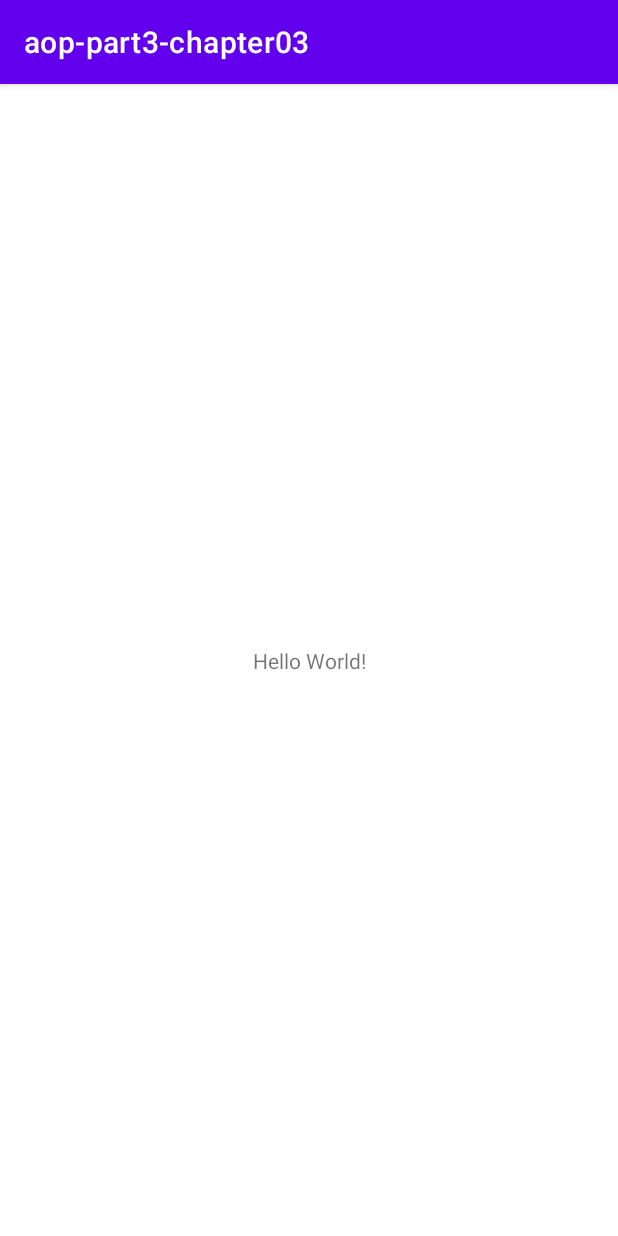
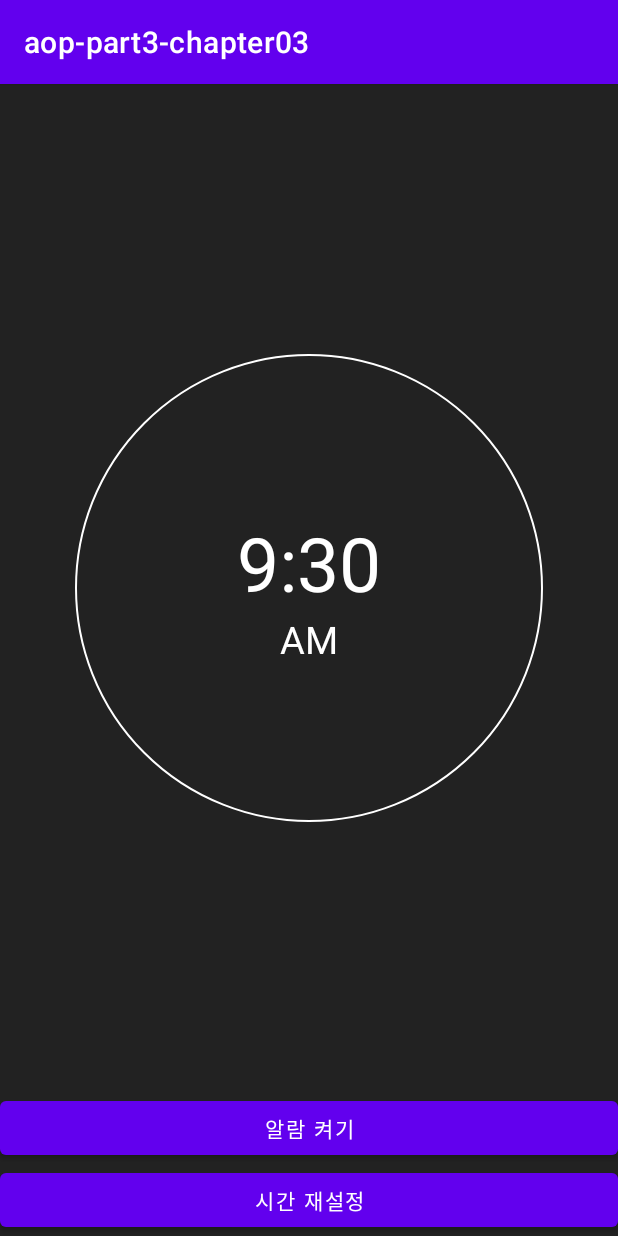
Before and after one commit to Elliotelon/2021_Project11_Alarm_Android, an Android app: the screen it shows after launch (MainActivity), on a phone screen of 412 x 824 dp. Run offline under Robolectric (Android 15) with nearby library versions, the phone set to English and light mode, and no system bars.

Commit message:
Alarm UI 구성

```diff
--- /dev/null
+++ b/app/src/main/res/drawable/background_white_ring.xml
@@ -0,0 +1,13 @@
+<?xml version="1.0" encoding="utf-8"?>
+<shape xmlns:android="http://schemas.android.com/apk/res/android"
+    android:shape="oval">
+
+    <solid android:color="@color/background_black"/>
+
+    <stroke android:width="1dp"
+        android:color="@color/white"/>
+    <size
+        android:width="250dp"
+        android:height="250dp"/>
+
+</shape>
--- a/app/src/main/res/layout/activity_main.xml
+++ b/app/src/main/res/layout/activity_main.xml
@@ -4,15 +4,62 @@
     xmlns:tools="http://schemas.android.com/tools"
     android:layout_width="match_parent"
     android:layout_height="match_parent"
-    tools:context=".MainActivity">
+    tools:context=".MainActivity"
+    android:background="@color/background_black">
+
+    <View
+        app:layout_constraintTop_toTopOf="parent"
+        app:layout_constraintBottom_toTopOf="@id/onOffButton"
+        app:layout_constraintDimensionRatio="H, 1:1"
+        android:background="@drawable/background_white_ring"
+        android:layout_marginStart="50dp"
+        android:layout_marginEnd="50dp"
+        app:layout_constraintStart_toStartOf="parent"
+        app:layout_constraintEnd_toEndOf="parent"
+        android:layout_width="0dp"
+        android:layout_height="0dp"/>
 
     <TextView
+        android:id="@+id/timeTextView"
         android:layout_width="wrap_content"
         android:layout_height="wrap_content"
-        android:text="Hello World!"
+        android:text="9:30"
+        android:textSize="50sp"
+        android:textColor="@color/white"
+        app:layout_constraintBottom_toTopOf="@id/ampmTextView"
+        app:layout_constraintEnd_toEndOf="parent"
+        app:layout_constraintStart_toStartOf="parent"
+        app:layout_constraintTop_toTopOf="parent"
+        app:layout_constraintVertical_chainStyle="packed" />
+
+    <TextView
+        android:id="@+id/ampmTextView"
+        android:layout_width="wrap_content"
+        android:layout_height="wrap_content"
+        android:text="AM"
+        android:textSize="25sp"
+        android:textColor="@color/white"
+        app:layout_constraintBottom_toTopOf="@id/onOffButton"
+        app:layout_constraintEnd_toEndOf="parent"
+        app:layout_constraintStart_toStartOf="parent"
+        app:layout_constraintTop_toBottomOf="@id/timeTextView" />
+
+    <Button
+        android:id="@+id/onOffButton"
+        android:layout_width="0dp"
+        android:layout_height="wrap_content"
+        android:text="@string/on_alarm"
+        app:layout_constraintBottom_toTopOf="@id/changeAlarmTimeButton"
+        app:layout_constraintEnd_toEndOf="parent"
+        app:layout_constraintStart_toStartOf="parent" />
+
+    <Button
+        android:id="@+id/changeAlarmTimeButton"
+        android:layout_width="0dp"
+        android:layout_height="wrap_content"
+        android:text="@string/change_time"
         app:layout_constraintBottom_toBottomOf="parent"
-        app:layout_constraintLeft_toLeftOf="parent"
-        app:layout_constraintRight_toRightOf="parent"
-        app:layout_constraintTop_toTopOf="parent" />
+        app:layout_constraintEnd_toEndOf="parent"
+        app:layout_constraintStart_toStartOf="parent" />
 
 </androidx.constraintlayout.widget.ConstraintLayout>
--- a/app/src/main/res/values/colors.xml
+++ b/app/src/main/res/values/colors.xml
@@ -7,4 +7,5 @@
     <color name="teal_700">#FF018786</color>
     <color name="black">#FF000000</color>
     <color name="white">#FFFFFFFF</color>
+    <color name="background_black">#222222</color>
 </resources>
--- a/app/src/main/res/values/strings.xml
+++ b/app/src/main/res/values/strings.xml
@@ -1,3 +1,5 @@
 <resources>
     <string name="app_name">aop-part3-chapter03</string>
+    <string name="change_time">시간 재설정</string>
+    <string name="on_alarm">알람 켜기</string>
 </resources>
```
